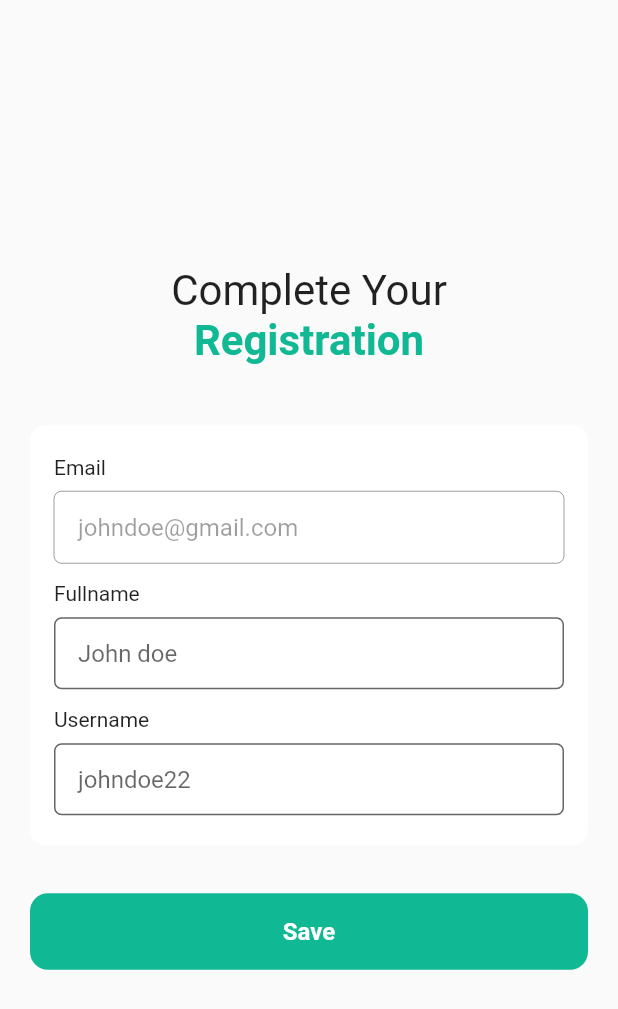
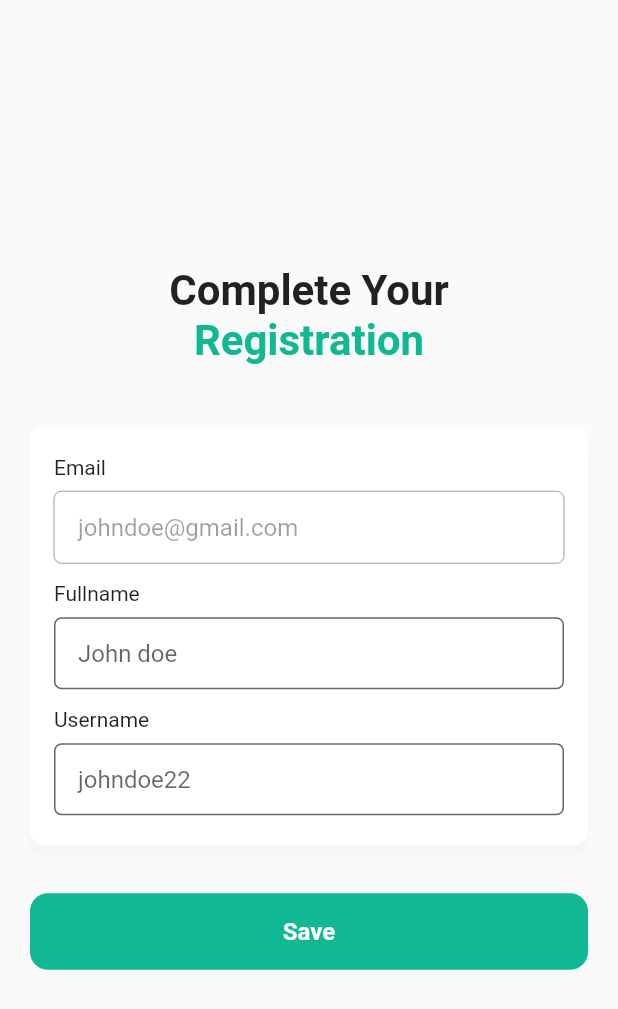
Before and after one commit to indrakurniawan902/cryptopedia, a Flutter app: the Registration screen opened directly, on a phone screen of 412 x 824 dp. Shown: the top 1009 px of the screen. Run offline on Flutter 3.47's test engine with Material 2 defaults, Android fonts, the phone set to English and light mode, and no system bars; our stand-ins replace firebase_core; accounts and stored records are empty; Roboto replaces fonts that are missing (Poppins-Bold).

Commit message:
feat: initialize firebase & registration complete page

```diff
--- a/lib/screen/registration/registration.dart
+++ b/lib/screen/registration/registration.dart
@@ -1,7 +1,9 @@
 import 'package:cryptopedia/screen/components/button_component.dart';
 import 'package:cryptopedia/screen/components/form_field_component.dart';
 import 'package:cryptopedia/utils/constant/app_colors.dart';
+import 'package:cryptopedia/utils/constant/app_text_style.dart';
 import 'package:flutter/material.dart';
+import '../../utils/constant/app_shadow.dart';
 
 class Registration extends StatefulWidget {
   const Registration({Key? key}) : super(key: key);
@@ -18,9 +20,9 @@ class _RegistrationState extends State<Registration> {
 
   @override
   Widget build(BuildContext context) {
-    final _formKey = GlobalKey<FormState>();
+    final formKey = GlobalKey<FormState>();
 
-    void _validateInput() {
+    void validateInput() {
       if (fullnameC.text != "" && usernameC.text != "") {}
     }
 
@@ -29,66 +31,65 @@ class _RegistrationState extends State<Registration> {
         body: Center(
           child: SingleChildScrollView(
             child: Container(
-              padding: EdgeInsets.symmetric(horizontal: 20),
+              padding: const EdgeInsets.symmetric(horizontal: 20),
               child: Form(
-                key: _formKey,
+                key: formKey,
                 child: Column(
                   mainAxisAlignment: MainAxisAlignment.center,
                   children: [
                     Text(
                       "Complete Your",
-                      style: TextStyle(fontSize: 28),
+                      style: headerStyleBlack,
                     ),
                     Text(
                       "Registration",
-                      style: TextStyle(
-                          fontSize: 28,
-                          fontWeight: FontWeight.bold,
-                          color: AppColors.primaryBrand),
+                      style: headerStyleGreen,
                     ),
-                    SizedBox(height: 40),
+                    const SizedBox(height: 40),
                     Column(
                       children: [
                         Container(
-                          padding: EdgeInsets.symmetric(
+                          padding: const EdgeInsets.symmetric(
                               horizontal: 16, vertical: 20),
                           decoration: BoxDecoration(
-                            color: Colors.white,
-                            borderRadius: BorderRadius.circular(10),
-                          ),
+                              color: Colors.white,
+                              borderRadius: BorderRadius.circular(10),
+                              boxShadow: <BoxShadow>[
+                                AppShadow.shadow1,
+                              ]),
                           child: Column(
                             children: [
                               FormFieldComponent(
                                 name: "Email",
                                 placeholder: "johndoe@gmail.com",
                                 controller: emailC,
-                                validation: _validateInput,
+                                validation: validateInput,
                                 isDisable: true,
                               ),
-                              SizedBox(
+                              const SizedBox(
                                 height: 12,
                               ),
                               FormFieldComponent(
                                 name: "Fullname",
                                 placeholder: "John doe",
                                 controller: fullnameC,
-                                validation: _validateInput,
+                                validation: validateInput,
                                 isDisable: false,
                               ),
-                              SizedBox(
+                              const SizedBox(
                                 height: 12,
                               ),
                               FormFieldComponent(
                                 name: "Username",
                                 placeholder: "johndoe22",
                                 controller: usernameC,
-                                validation: _validateInput,
+                                validation: validateInput,
                                 isDisable: false,
                               ),
                             ],
                           ),
                         ),
-                        SizedBox(
+                        const SizedBox(
                           height: 32,
                         ),
                         SizedBox(
@@ -96,7 +97,7 @@ class _RegistrationState extends State<Registration> {
                           child: ButtonComponent(
                               text: "Save",
                               onClickFunction: () {
-                                if (_formKey.currentState!.validate()) {}
+                                if (formKey.currentState!.validate()) {}
                               },
                               isDisable: false),
                         ),
--- a/lib/utils/constant/app_shadow.dart
+++ b/lib/utils/constant/app_shadow.dart
@@ -1,8 +1,8 @@
 import 'package:flutter/painting.dart';
 
 class AppShadow {
-  static const BoxShadow shadow1 =
-      BoxShadow(color: Color(0xffD9D9D9), blurRadius: 12, offset: Offset(0, 7));
+  static const BoxShadow shadow1 = BoxShadow(
+      color: Color.fromARGB(5, 0, 0, 0), blurRadius: 3, offset: Offset(0, 7));
   static const BoxShadow menubar = BoxShadow(
-      color: Color(0xffD9D9D9), blurRadius: 15, offset: Offset(0, -7));
+      color: Color.fromARGB(5, 0, 0, 0), blurRadius: 15, offset: Offset(0, -7));
 }
--- /dev/null
+++ b/lib/utils/constant/app_text_style.dart
@@ -0,0 +1,17 @@
+import 'package:cryptopedia/utils/constant/app_colors.dart';
+import 'package:flutter/painting.dart';
+
+TextStyle headerStyleBlack = const TextStyle(
+    fontSize: 28, fontFamily: 'Poppins-Bold', fontWeight: FontWeight.bold);
+
+TextStyle headerStyleGreen = const TextStyle(
+    fontSize: 28,
+    fontFamily: 'Poppins-Bold',
+    fontWeight: FontWeight.bold,
+    color: AppColors.primaryBrand);
+
+TextStyle appHeaderText = const TextStyle(
+    fontSize: 32,
+    fontFamily: 'Poppins-Bold',
+    fontWeight: FontWeight.bold,
+    color: AppColors.lightColor);
--- a/pubspec.yaml
+++ b/pubspec.yaml
@@ -35,6 +35,9 @@ dependencies:
     sdk: flutter
   provider: ^6.0.4
   flutter_feather_icons: ^2.0.0
+  google_sign_in: ^5.4.2
+  firebase_core: ^2.1.0
+  firebase_auth: ^4.0.2
 
 dev_dependencies:
   flutter_lints: ^2.0.0
```
Also changed, not shown: lib/main.dart (+10 -2 lines), lib/screen/registration/registration_success.dart (added, +73 -0 lines), assets/images/bottom-cloud.png (added), assets/images/jump.png (added), assets/images/top-cloud.png (added), lib/firebase_options.dart (added), pubspec.lock, 2 other files.
